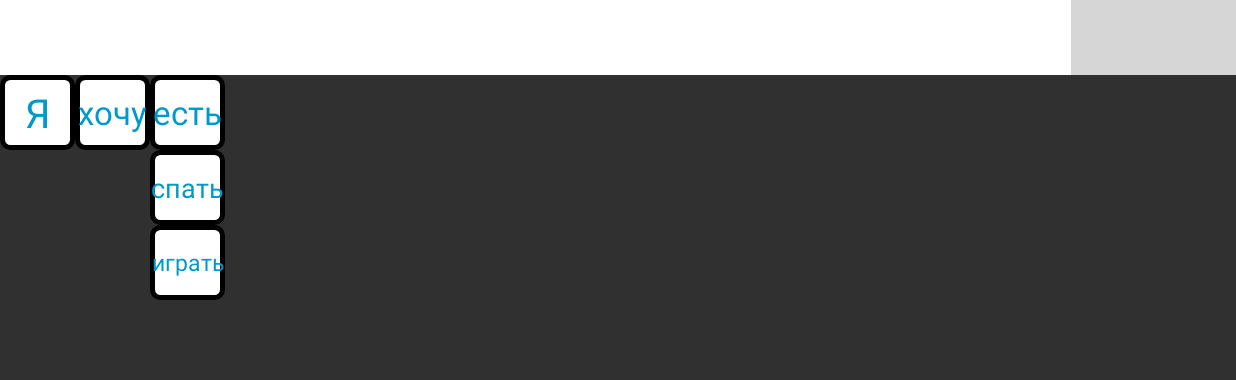
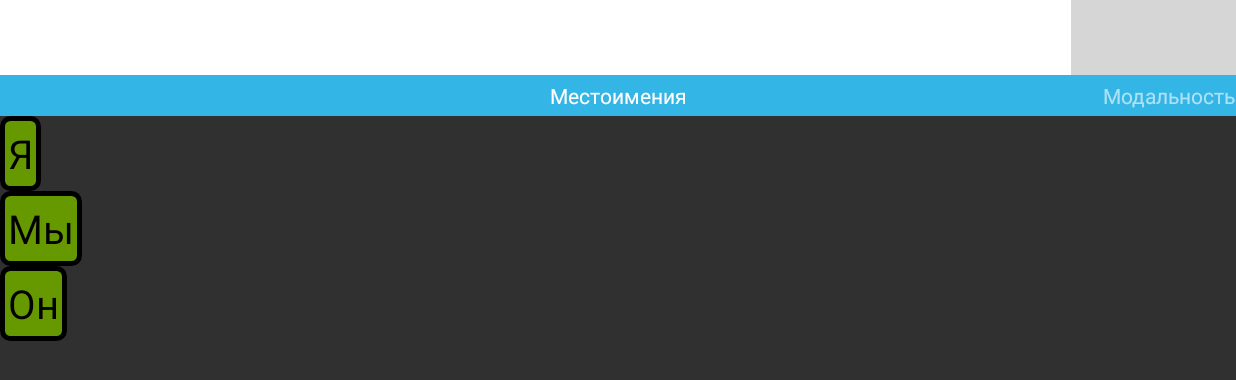
Before and after one commit to aaivanyutenko/prototype, an Android app: the screen it shows after launch (MainActivity), on a phone screen of 824 x 412 dp (held sideways). Shown: the top 380 px of the screen. Run offline under Robolectric (Android 15) with nearby library versions, the phone set to English and light mode, and no system bars; grey boxes are pictures that could not be loaded.

Commit message:
Tabs added

```diff
--- /dev/null
+++ b/app/src/main/java/by/collider/draganddrop/CardsPagerAdapter.java
@@ -0,0 +1,46 @@
+package by.collider.draganddrop;
+
+import android.os.Bundle;
+import android.support.v4.app.Fragment;
+import android.support.v4.app.FragmentManager;
+import android.support.v4.app.FragmentPagerAdapter;
+
+public class CardsPagerAdapter extends FragmentPagerAdapter {
+    enum Categories {
+        PRONOUNS("Местоимения"), MODALS("Модальность"), ACTIONS("Действия"), OBJECTS("Объекты");
+
+        private final String text;
+
+        Categories(final String text) {
+            this.text = text;
+        }
+
+        @Override
+        public String toString() {
+            return text;
+        }
+    }
+
+    public CardsPagerAdapter(FragmentManager fm) {
+        super(fm);
+    }
+
+    @Override
+    public Fragment getItem(int position) {
+        Fragment fragment = new PageFragment();
+        Bundle bundle = new Bundle();
+        bundle.putInt("page_position", position);
+        fragment.setArguments(bundle);
+        return fragment;
+    }
+
+    @Override
+    public int getCount() {
+        return Categories.values().length;
+    }
+
+    @Override
+    public CharSequence getPageTitle(int position) {
+        return Categories.values()[position].toString();
+    }
+}
--- a/app/src/main/java/by/collider/draganddrop/MainActivity.java
+++ b/app/src/main/java/by/collider/draganddrop/MainActivity.java
@@ -1,9 +1,9 @@
 package by.collider.draganddrop;
 
-import android.app.Activity;
 import android.content.ClipData;
-import android.content.Intent;
 import android.os.Bundle;
+import android.support.v4.app.FragmentActivity;
+import android.support.v4.view.ViewPager;
 import android.view.DragEvent;
 import android.view.MotionEvent;
 import android.view.View;
@@ -12,32 +12,11 @@ import android.widget.LinearLayout;
 import android.widget.TextView;
 
 
-public class MainActivity extends Activity {
+public class MainActivity extends FragmentActivity {
     @Override
     protected void onCreate(Bundle savedInstanceState) {
         super.onCreate(savedInstanceState);
         setContentView(R.layout.activity_main);
-        LinearLayout cards = (LinearLayout) findViewById(R.id.cards);
-        for (int i = 0; i < cards.getChildCount(); i++) {
-            LinearLayout category = (LinearLayout) cards.getChildAt(i);
-            for (int j = 0; j < category.getChildCount(); j++) {
-                TextView card = (TextView) category.getChildAt(j);
-                card.setOnTouchListener(new View.OnTouchListener() {
-                    @Override
-                    public boolean onTouch(View v, MotionEvent event) {
-                        if (event.getAction() == MotionEvent.ACTION_DOWN) {
-                            ClipData clipData = ClipData.newPlainText("label", "text");
-                            View.DragShadowBuilder dragShadowBuilder = new View.DragShadowBuilder(v);
-                            v.startDrag(clipData, dragShadowBuilder, v, 0);
-                            v.setVisibility(View.INVISIBLE);
-                            return true;
-                        } else {
-                            return false;
-                        }
-                    }
-                });
-            }
-        }
         LinearLayout sentence = (LinearLayout) findViewById(R.id.sentence);
         sentence.setOnDragListener(new View.OnDragListener() {
             @Override
@@ -55,6 +34,9 @@ public class MainActivity extends Activity {
                 return true;
             }
         });
+        CardsPagerAdapter cardsPagerAdapter = new CardsPagerAdapter(getSupportFragmentManager());
+        ViewPager pager = (ViewPager) findViewById(R.id.pager);
+        pager.setAdapter(cardsPagerAdapter);
     }
 
     public void resetClick(View v) {
--- /dev/null
+++ b/app/src/main/java/by/collider/draganddrop/PageFragment.java
@@ -0,0 +1,66 @@
+package by.collider.draganddrop;
+
+import android.content.ClipData;
+import android.os.Bundle;
+import android.support.v4.app.Fragment;
+import android.view.DragEvent;
+import android.view.LayoutInflater;
+import android.view.MotionEvent;
+import android.view.View;
+import android.view.ViewGroup;
+import android.widget.LinearLayout;
+import android.widget.TextView;
+
+import java.util.Arrays;
+import java.util.HashMap;
+import java.util.List;
+import java.util.Map;
+
+public class PageFragment extends Fragment {
+    private static Map<Integer, List> cardTitles;
+
+    static {
+        cardTitles = new HashMap<>();
+        cardTitles.put(CardsPagerAdapter.Categories.PRONOUNS.ordinal(), Arrays.asList("Я", "Мы", "Он"));
+        cardTitles.put(CardsPagerAdapter.Categories.MODALS.ordinal(), Arrays.asList("хочу", "могу", "должен"));
+        cardTitles.put(CardsPagerAdapter.Categories.ACTIONS.ordinal(), Arrays.asList("спать", "есть", "идти"));
+        cardTitles.put(CardsPagerAdapter.Categories.OBJECTS.ordinal(), Arrays.asList("яблоко", "чай", "вода"));
+    }
+    @Override
+    public View onCreateView(LayoutInflater inflater, ViewGroup container, Bundle savedInstanceState) {
+        // Inflate the layout resource that'll be returned
+        LinearLayout rootView = (LinearLayout) inflater.inflate(R.layout.page, container, false);
+        List<String> values = cardTitles.get(getArguments().getInt("page_position"));
+        for (String value : values) {
+            TextView cardView = (TextView) inflater.inflate(R.layout.card, container, false);
+            cardView.setText(value);
+            cardView.setOnTouchListener(new View.OnTouchListener() {
+                @Override
+                public boolean onTouch(View v, MotionEvent event) {
+                    if (event.getAction() == MotionEvent.ACTION_DOWN) {
+                        ClipData clipData = ClipData.newPlainText("label", "text");
+                        View.DragShadowBuilder dragShadowBuilder = new View.DragShadowBuilder(v);
+                        v.startDrag(clipData, dragShadowBuilder, v, 0);
+                        v.setVisibility(View.INVISIBLE);
+                        return true;
+                    } else {
+                        return false;
+                    }
+                }
+            });
+            rootView.addView(cardView);
+        }
+        rootView.setOnDragListener(new View.OnDragListener() {
+            @Override
+            public boolean onDrag(View v, DragEvent event) {
+                switch (event.getAction()) {
+                    case DragEvent.ACTION_DRAG_ENDED:
+                        ((TextView) event.getLocalState()).setVisibility(View.VISIBLE);
+                        break;
+                }
+                return true;
+            }
+        });
+        return rootView;
+    }
+}
--- a/app/src/main/res/drawable/card.xml
+++ b/app/src/main/res/drawable/card.xml
@@ -4,7 +4,7 @@
 
     <corners android:radius="5dp"/>
 
-    <solid android:color="@android:color/background_light"/>
+    <solid android:color="@android:color/holo_green_dark"/>
 
     <stroke
         android:width="3dp"
--- a/app/src/main/res/layout/activity_main.xml
+++ b/app/src/main/res/layout/activity_main.xml
@@ -34,7 +34,25 @@
             android:textSize="7pt"/>
     </LinearLayout>
 
-    <LinearLayout
+    <android.support.v4.view.ViewPager
+        xmlns:android="http://schemas.android.com/apk/res/android"
+        android:id="@+id/pager"
+        android:layout_width="match_parent"
+        android:layout_height="match_parent">
+
+        <android.support.v4.view.PagerTitleStrip
+            android:id="@+id/pager_title_strip"
+            android:layout_width="match_parent"
+            android:layout_height="wrap_content"
+            android:layout_gravity="top"
+            android:background="#33b5e5"
+            android:textColor="#fff"
+            android:paddingTop="4dp"
+            android:paddingBottom="4dp" />
+
+    </android.support.v4.view.ViewPager>
+
+    <!--<LinearLayout
         android:id="@+id/cards"
         android:layout_width="match_parent"
         android:layout_height="match_parent"
@@ -106,6 +124,6 @@
                 android:textSize="7pt"/>
         </LinearLayout>
 
-    </LinearLayout>
+    </LinearLayout>-->
 
 </LinearLayout>
--- /dev/null
+++ b/app/src/main/res/layout/card.xml
@@ -0,0 +1,10 @@
+<TextView xmlns:android="http://schemas.android.com/apk/res/android"
+          android:layout_width="wrap_content"
+          android:layout_height="50dp"
+          android:background="@drawable/card"
+          android:contentDescription="@string/label_card"
+          android:gravity="center"
+          android:paddingLeft="5dp"
+          android:paddingRight="5dp"
+          android:textColor="@android:color/black"
+          android:textSize="12pt"/>
--- /dev/null
+++ b/app/src/main/res/layout/page.xml
@@ -0,0 +1,7 @@
+<?xml version="1.0" encoding="utf-8"?>
+<LinearLayout xmlns:android="http://schemas.android.com/apk/res/android"
+              android:layout_width="50dp"
+              android:layout_height="match_parent"
+              android:orientation="vertical">
+
+</LinearLayout>
```
